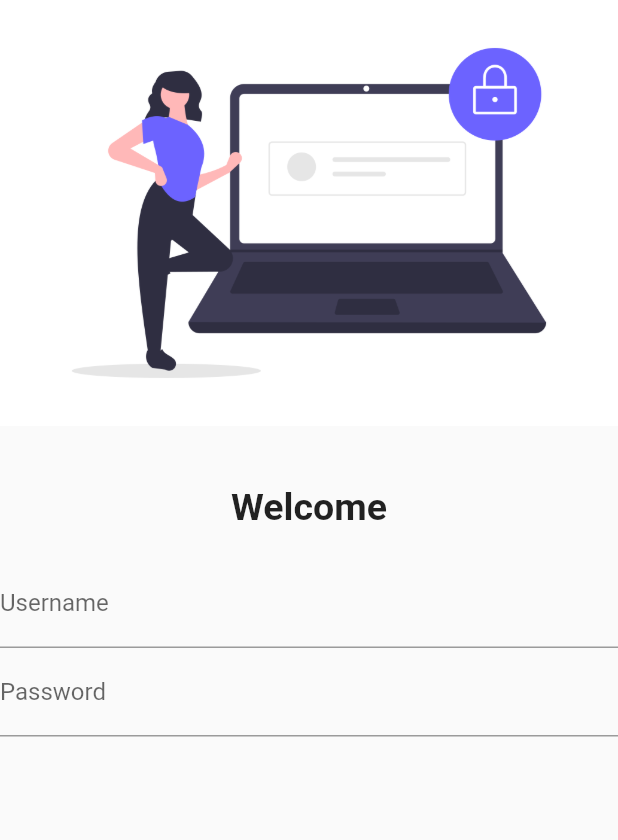
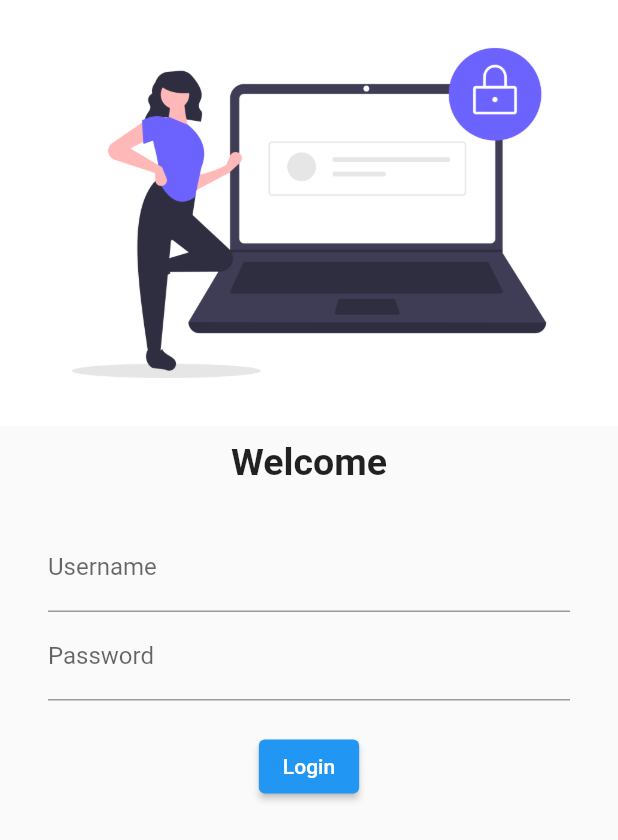
Before and after one commit to ashishu8888/catalogApp-flutter, a Flutter app: the LoginPage widget shown alone on an empty page, opened directly, on a phone screen of 412 x 824 dp. Shown: the top 840 px of the screen. Run offline on Flutter 3.47's test engine with Material 2 defaults, Android fonts, the phone set to English and light mode, and no system bars; our stand-ins replace google_fonts.

Commit message:
day4 completed

```diff
--- a/flutter_application_1/lib/pages/login_page.dart
+++ b/flutter_application_1/lib/pages/login_page.dart
@@ -12,7 +12,7 @@ class LoginPage extends StatelessWidget {
           "assets/images/undraw_secure_login_pdn4.png",
           fit: BoxFit.cover,
         ),
-        SizedBox(height: 40),
+        SizedBox(height: 10),
         Text(
           "Welcome",
           style: TextStyle(
@@ -20,7 +20,11 @@ class LoginPage extends StatelessWidget {
             fontWeight: FontWeight.bold,
           ),
         ),
-        SizedBox(height: 20),
+        SizedBox(height: 10),
+        Padding(
+          padding: const EdgeInsets.symmetric(vertical: 16.0, horizontal: 32.0),
+          child: Column(
+            children: [
               TextFormField(
                 decoration: InputDecoration(
                   hintText: "Enter username",
@@ -28,9 +32,21 @@ class LoginPage extends StatelessWidget {
                 ),
               ),
               TextFormField(
+                obscureText: true,
                 decoration: InputDecoration(
                   hintText: "Enter password",
                   labelText: "Password",
+                ),
+              ),
+              SizedBox(height: 20),
+              ElevatedButton(
+                child: Text("Login"),
+                style: TextButton.styleFrom(),
+                onPressed: () {
+                  print("logged in");
+                },
+              )
+            ],
           ),
         )
       ],
```
Also changed, not shown: flutter_application_1/pubspec.yaml (line endings or trailing spaces). Lines whose indentation alone changed are shown as unchanged.
